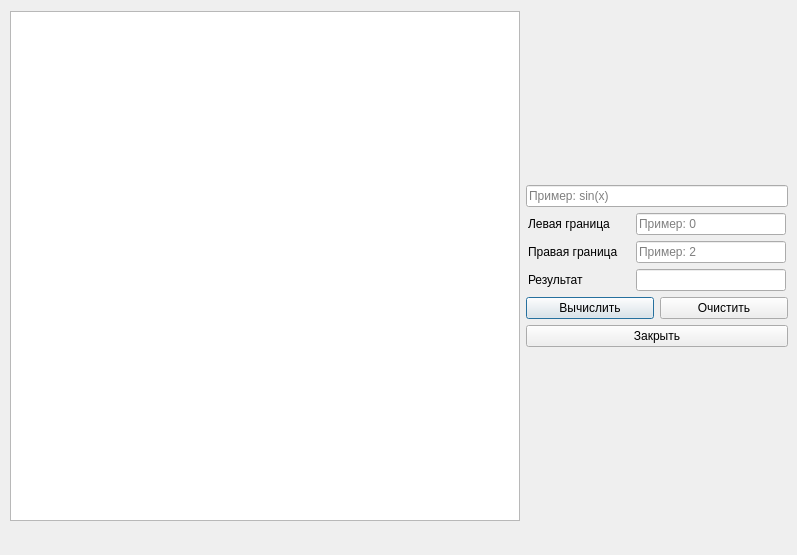
This is integralwindow.ui in MupLever/QtGraphBuilder as Qt 5 draws it before an edit. The edited form follows.
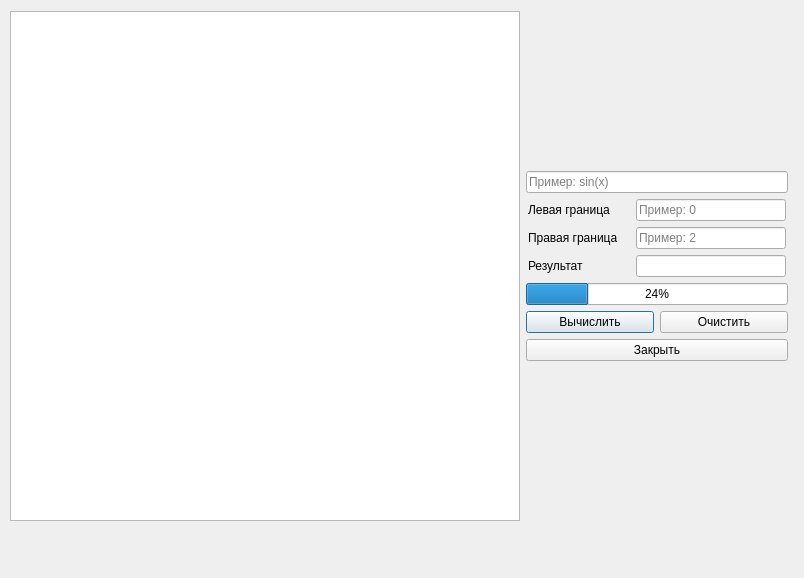
This is the edited form.

The edit to the form file:
```diff
--- a/integralwindow.ui
+++ b/integralwindow.ui
@@ -6,8 +6,8 @@
    <rect>
     <x>0</x>
     <y>0</y>
-    <width>797</width>
-    <height>555</height>
+    <width>804</width>
+    <height>578</height>
    </rect>
   </property>
   <property name="windowTitle">
@@ -190,6 +190,13 @@
         </item>
        </layout>
       </item>
+      <item>
+       <widget class="QProgressBar" name="progressBar">
+        <property name="value">
+         <number>24</number>
+        </property>
+       </widget>
+      </item>
       <item>
        <layout class="QHBoxLayout" name="horizontalLayout_4">
         <item>
```
